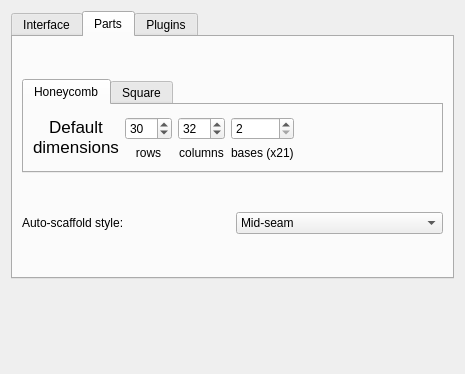
cadnano/cadnano2.5, file cadnano/gui/ui/dialogs/preferences.ui: the form before one commit.
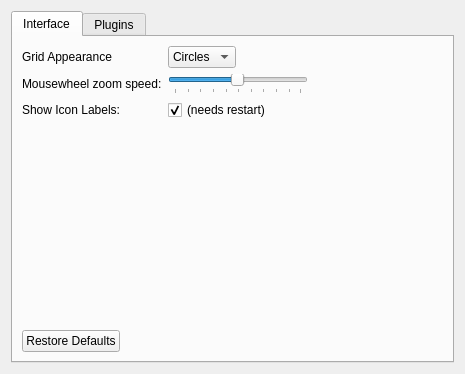
The form after the commit. The open tabs and pages were chosen to show the change. Icons and pictures are not drawn.

Commit message:
preferences - grid_appearance_type
fixed restore defaults, plus some general cleanup

```diff
--- a/cadnano/gui/ui/dialogs/preferences.ui
+++ b/cadnano/gui/ui/dialogs/preferences.ui
@@ -20,7 +20,7 @@
    <string>Preferences</string>
   </property>
   <layout class="QVBoxLayout" name="vertical_layout">
-   <item alignment="Qt::AlignTop">
+   <item>
     <widget class="QTabWidget" name="tab_widget">
      <property name="tabPosition">
       <enum>QTabWidget::North</enum>
@@ -41,84 +41,14 @@
          <property name="fieldGrowthPolicy">
           <enum>QFormLayout::FieldsStayAtSizeHint</enum>
          </property>
-         <item row="1" column="0">
-          <widget class="QLabel" name="show_icon_label_text">
-           <property name="text">
-            <string>Show Icon Labels:</string>
-           </property>
-          </widget>
-         </item>
-         <item row="1" column="1">
-          <widget class="QCheckBox" name="show_icon_labels">
-           <property name="text">
-            <string/>
-           </property>
-           <property name="checked">
-            <bool>true</bool>
-           </property>
-          </widget>
-         </item>
          <item row="2" column="0">
-          <widget class="QLabel" name="default_tool_label">
-           <property name="text">
-            <string>Default tool at startup:</string>
-           </property>
-          </widget>
-         </item>
-         <item row="2" column="1">
-          <widget class="QComboBox" name="default_tool_combo_box">
-           <property name="layoutDirection">
-            <enum>Qt::LeftToRight</enum>
-           </property>
-           <property name="current_index" stdset="0">
-            <number>0</number>
-           </property>
-           <item>
-            <property name="text">
-             <string>Select Tool</string>
-            </property>
-            <property name="icon">
-             <iconset resource="cadnano.gui.ui.dialogs.dialogicons.qrc">
-              <normaloff>:/pathtools/dlg_select</normaloff>:/pathtools/dlg_select</iconset>
-            </property>
-           </item>
-           <item>
-            <property name="text">
-             <string>Pencil Tool</string>
-            </property>
-            <property name="icon">
-             <iconset resource="cadnano.gui.ui.dialogs.dialogicons.qrc">
-              <normaloff>:/pathtools/dlg_pencil</normaloff>:/pathtools/dlg_pencil</iconset>
-            </property>
-           </item>
-           <item>
-            <property name="text">
-             <string>Paint</string>
-            </property>
-            <property name="icon">
-             <iconset resource="cadnano.gui.ui.dialogs.dialogicons.qrc">
-              <normaloff>:/pathtools/dlg_paint</normaloff>:/pathtools/dlg_paint</iconset>
-            </property>
-           </item>
-           <item>
-            <property name="text">
-             <string>Add Seq</string>
-            </property>
-            <property name="icon">
-             <iconset resource="cadnano.gui.ui.dialogs.dialogicons.qrc">
-              <normaloff>:/pathtools/dlg_addseq</normaloff>:/pathtools/dlg_addseq</iconset>
-            </property>
-           </item>
-          </widget>
-         </item>
-         <item row="3" column="0">
           <widget class="QLabel" name="zoom_speed_label">
            <property name="text">
             <string>Mousewheel zoom speed:</string>
            </property>
           </widget>
          </item>
-         <item row="3" column="1">
+         <item row="2" column="1">
           <widget class="QSlider" name="zoom_speed_slider">
            <property name="minimumSize">
             <size>
@@ -152,15 +82,15 @@
            </property>
           </widget>
          </item>
-         <item row="5" column="0">
+         <item row="0" column="0">
           <widget class="QLabel" name="Grid">
            <property name="text">
-            <string>Grid Style</string>
+            <string>Grid Appearance</string>
            </property>
           </widget>
          </item>
-         <item row="5" column="1">
-          <widget class="QComboBox" name="comboBox">
+         <item row="0" column="1">
+          <widget class="QComboBox" name="grid_appearance_type_combo_box">
            <item>
             <property name="text">
              <string>Circles</string>
@@ -190,6 +120,23 @@
            </item>
           </widget>
          </item>
+         <item row="3" column="0">
+          <widget class="QLabel" name="show_icon_label_text">
+           <property name="text">
+            <string>Show Icon Labels:</string>
+           </property>
+          </widget>
+         </item>
+         <item row="3" column="1">
+          <widget class="QCheckBox" name="show_icon_labels">
+           <property name="text">
+            <string>(needs restart)</string>
+           </property>
+           <property name="checked">
+            <bool>true</bool>
+           </property>
+          </widget>
+         </item>
         </layout>
        </item>
        <item>
@@ -201,272 +148,6 @@
        </item>
       </layout>
      </widget>
-     <widget class="QWidget" name="parts_tab">
-      <attribute name="title">
-       <string>Parts</string>
-      </attribute>
-      <layout class="QVBoxLayout" name="verticalLayout">
-       <item>
-        <widget class="QTabWidget" name="tab_widget_2">
-         <property name="sizePolicy">
-          <sizepolicy hsizetype="Expanding" vsizetype="Fixed">
-           <horstretch>0</horstretch>
-           <verstretch>0</verstretch>
-          </sizepolicy>
-         </property>
-         <property name="currentIndex">
-          <number>0</number>
-         </property>
-         <widget class="QWidget" name="tab_honeycomb">
-          <attribute name="icon">
-           <iconset resource="cadnano.gui.ui.dialogs.dialogicons.qrc">
-            <normaloff>:/part/dlg_honeycomb</normaloff>:/part/dlg_honeycomb</iconset>
-          </attribute>
-          <attribute name="title">
-           <string>Honeycomb</string>
-          </attribute>
-          <layout class="QVBoxLayout" name="vertical_layout_3">
-           <item>
-            <layout class="QFormLayout" name="formLayout_3">
-             <property name="fieldGrowthPolicy">
-              <enum>QFormLayout::FieldsStayAtSizeHint</enum>
-             </property>
-             <property name="topMargin">
-              <number>0</number>
-             </property>
-             <property name="bottomMargin">
-              <number>0</number>
-             </property>
-             <item row="0" column="0">
-              <widget class="QLabel" name="dimensionsLabel1">
-               <property name="text">
-                <string>&lt;!DOCTYPE HTML PUBLIC &quot;-//W3C//DTD HTML 4.0//EN&quot; &quot;http://www.w3.org/TR/REC-html40/strict.dtd&quot;&gt;
-&lt;html&gt;&lt;head&gt;&lt;meta name=&quot;qrichtext&quot; content=&quot;1&quot; /&gt;&lt;style type=&quot;text/css&quot;&gt;
-p, li { white-space: pre-wrap; }
-&lt;/style&gt;&lt;/head&gt;&lt;body style=&quot; font-family:'Lucida Grande'; font-size:13pt; font-weight:400; font-style:normal;&quot;&gt;
-&lt;p align=&quot;center&quot; style=&quot; margin-top:0px; margin-bottom:0px; margin-left:0px; margin-right:0px; -qt-block-indent:0; text-indent:0px;&quot;&gt;Default&lt;/p&gt;
-&lt;p align=&quot;center&quot; style=&quot; margin-top:0px; margin-bottom:0px; margin-left:0px; margin-right:0px; -qt-block-indent:0; text-indent:0px;&quot;&gt;dimensions&lt;/p&gt;&lt;/body&gt;&lt;/html&gt;</string>
-               </property>
-              </widget>
-             </item>
-             <item row="0" column="1">
-              <layout class="QGridLayout" name="honeycomb_g_layout">
-               <property name="topMargin">
-                <number>3</number>
-               </property>
-               <property name="horizontalSpacing">
-                <number>-1</number>
-               </property>
-               <item row="0" column="0">
-                <widget class="QSpinBox" name="honeycomb_rows_spin_box">
-                 <property name="minimum">
-                  <number>6</number>
-                 </property>
-                 <property name="maximum">
-                  <number>200</number>
-                 </property>
-                 <property name="value">
-                  <number>30</number>
-                 </property>
-                </widget>
-               </item>
-               <item row="0" column="1">
-                <widget class="QSpinBox" name="honeycomb_cols_spin_box">
-                 <property name="minimum">
-                  <number>6</number>
-                 </property>
-                 <property name="maximum">
-                  <number>200</number>
-                 </property>
-                 <property name="value">
-                  <number>32</number>
-                 </property>
-                </widget>
-               </item>
-               <item row="1" column="0">
-                <widget class="QLabel" name="h_rows_label">
-                 <property name="text">
-                  <string>rows</string>
-                 </property>
-                 <property name="alignment">
-                  <set>Qt::AlignCenter</set>
-                 </property>
-                </widget>
-               </item>
-               <item row="1" column="1">
-                <widget class="QLabel" name="h_cols_label">
-                 <property name="text">
-                  <string>columns</string>
-                 </property>
-                 <property name="alignment">
-                  <set>Qt::AlignCenter</set>
-                 </property>
-                </widget>
-               </item>
-               <item row="0" column="2">
-                <widget class="QSpinBox" name="honeycomb_steps_spin_box">
-                 <property name="minimum">
-                  <number>2</number>
-                 </property>
-                 <property name="maximum">
-                  <number>2000</number>
-                 </property>
-                 <property name="singleStep">
-                  <number>1</number>
-                 </property>
-                 <property name="value">
-                  <number>2</number>
-                 </property>
-                </widget>
-               </item>
-               <item row="1" column="2">
-                <widget class="QLabel" name="h_bases_label">
-                 <property name="text">
-                  <string>bases (x21)</string>
-                 </property>
-                </widget>
-               </item>
-              </layout>
-             </item>
-            </layout>
-           </item>
-          </layout>
-         </widget>
-         <widget class="QWidget" name="tab_square">
-          <attribute name="icon">
-           <iconset resource="cadnano.gui.ui.dialogs.dialogicons.qrc">
-            <normaloff>:/part/dlg_square</normaloff>:/part/dlg_square</iconset>
-          </attribute>
-          <attribute name="title">
-           <string>Square</string>
-          </attribute>
-          <layout class="QVBoxLayout" name="vertical_layout_2">
-           <item>
-            <layout class="QFormLayout" name="formLayout_2">
-             <property name="topMargin">
-              <number>0</number>
-             </property>
-             <property name="bottomMargin">
-              <number>0</number>
-             </property>
-             <item row="0" column="0">
-              <widget class="QLabel" name="dimensionsLabel2">
-               <property name="text">
-                <string>&lt;!DOCTYPE HTML PUBLIC &quot;-//W3C//DTD HTML 4.0//EN&quot; &quot;http://www.w3.org/TR/REC-html40/strict.dtd&quot;&gt;
-&lt;html&gt;&lt;head&gt;&lt;meta name=&quot;qrichtext&quot; content=&quot;1&quot; /&gt;&lt;style type=&quot;text/css&quot;&gt;
-p, li { white-space: pre-wrap; }
-&lt;/style&gt;&lt;/head&gt;&lt;body style=&quot; font-family:'Lucida Grande'; font-size:13pt; font-weight:400; font-style:normal;&quot;&gt;
-&lt;p align=&quot;center&quot; style=&quot; margin-top:0px; margin-bottom:0px; margin-left:0px; margin-right:0px; -qt-block-indent:0; text-indent:0px;&quot;&gt;Default&lt;/p&gt;
-&lt;p align=&quot;center&quot; style=&quot; margin-top:0px; margin-bottom:0px; margin-left:0px; margin-right:0px; -qt-block-indent:0; text-indent:0px;&quot;&gt;dimensions&lt;/p&gt;&lt;/body&gt;&lt;/html&gt;</string>
-               </property>
-              </widget>
-             </item>
-             <item row="0" column="1">
-              <layout class="QGridLayout" name="square_g_layout">
-               <property name="topMargin">
-                <number>3</number>
-               </property>
-               <property name="horizontalSpacing">
-                <number>-1</number>
-               </property>
-               <item row="0" column="0">
-                <widget class="QSpinBox" name="square_rows_spin_box">
-                 <property name="minimum">
-                  <number>6</number>
-                 </property>
-                 <property name="maximum">
-                  <number>200</number>
-                 </property>
-                 <property name="value">
-                  <number>30</number>
-                 </property>
-                </widget>
-               </item>
-               <item row="0" column="1">
-                <widget class="QSpinBox" name="square_cols_spin_box">
-                 <property name="minimum">
-                  <number>6</number>
-                 </property>
-                 <property name="maximum">
-                  <number>200</number>
-                 </property>
-                 <property name="value">
-                  <number>30</number>
-                 </property>
-                </widget>
-               </item>
-               <item row="1" column="0">
-                <widget class="QLabel" name="s_rows_label">
-                 <property name="text">
-                  <string>rows</string>
-                 </property>
-                 <property name="alignment">
-                  <set>Qt::AlignCenter</set>
-                 </property>
-                </widget>
-               </item>
-               <item row="1" column="1">
-                <widget class="QLabel" name="s_cols_label">
-                 <property name="text">
-                  <string>columns</string>
-                 </property>
-                 <property name="alignment">
-                  <set>Qt::AlignCenter</set>
-                 </property>
-                </widget>
-               </item>
-               <item row="0" column="2">
-                <widget class="QSpinBox" name="square_steps_spin_box">
-                 <property name="minimum">
-                  <number>2</number>
-                 </property>
-                 <property name="maximum">
-                  <number>2000</number>
-                 </property>
-                </widget>
-               </item>
-               <item row="1" column="2">
-                <widget class="QLabel" name="s_bases_label">
-                 <property name="text">
-                  <string>bases (x32)</string>
-                 </property>
-                </widget>
-               </item>
-              </layout>
-             </item>
-            </layout>
-           </item>
-          </layout>
-         </widget>
-        </widget>
-       </item>
-       <item>
-        <layout class="QHBoxLayout" name="horizontalLayout">
-         <item>
-          <widget class="QLabel" name="auto_scaf_label">
-           <property name="text">
-            <string>Auto-scaffold style:</string>
-           </property>
-          </widget>
-         </item>
-         <item>
-          <widget class="QComboBox" name="auto_scaf_combo_box">
-           <item>
-            <property name="text">
-             <string>Mid-seam</string>
-            </property>
-           </item>
-           <item>
-            <property name="text">
-             <string>Raster</string>
-            </property>
-           </item>
-          </widget>
-         </item>
-        </layout>
-       </item>
-      </layout>
-     </widget>
      <widget class="QWidget" name="plugins_tab">
       <attribute name="title">
        <string>Plugins</string>
```
Left out of the diff: 11 changed lines with no effect on the pictures. The commit also changes 5 other files.
